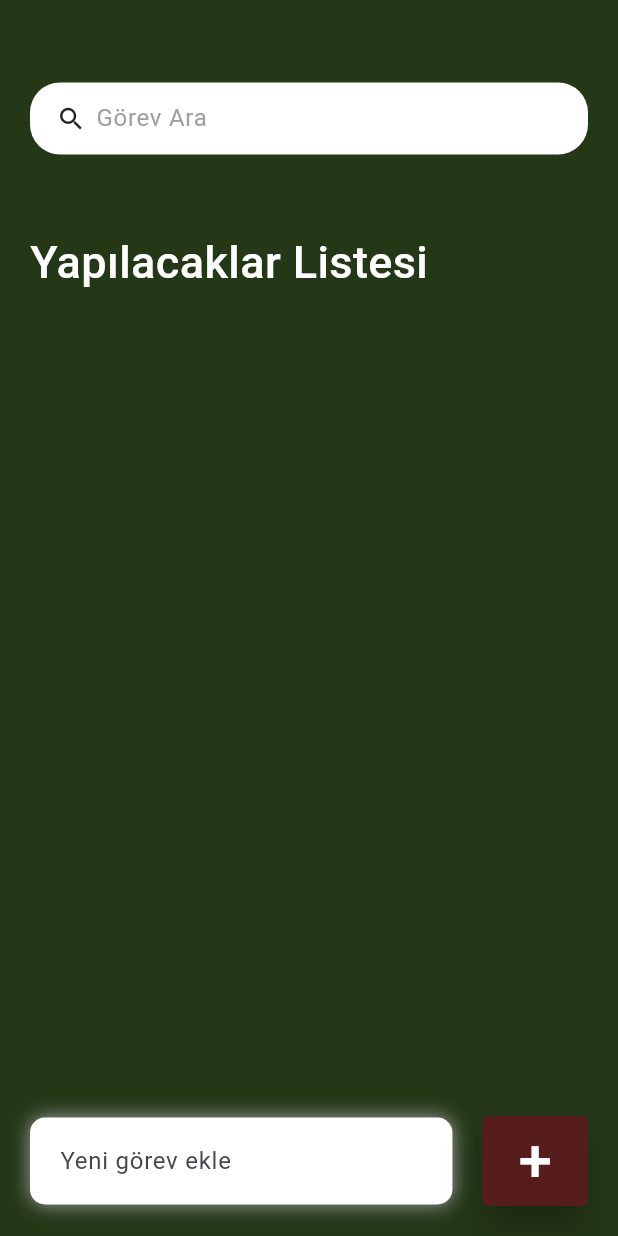
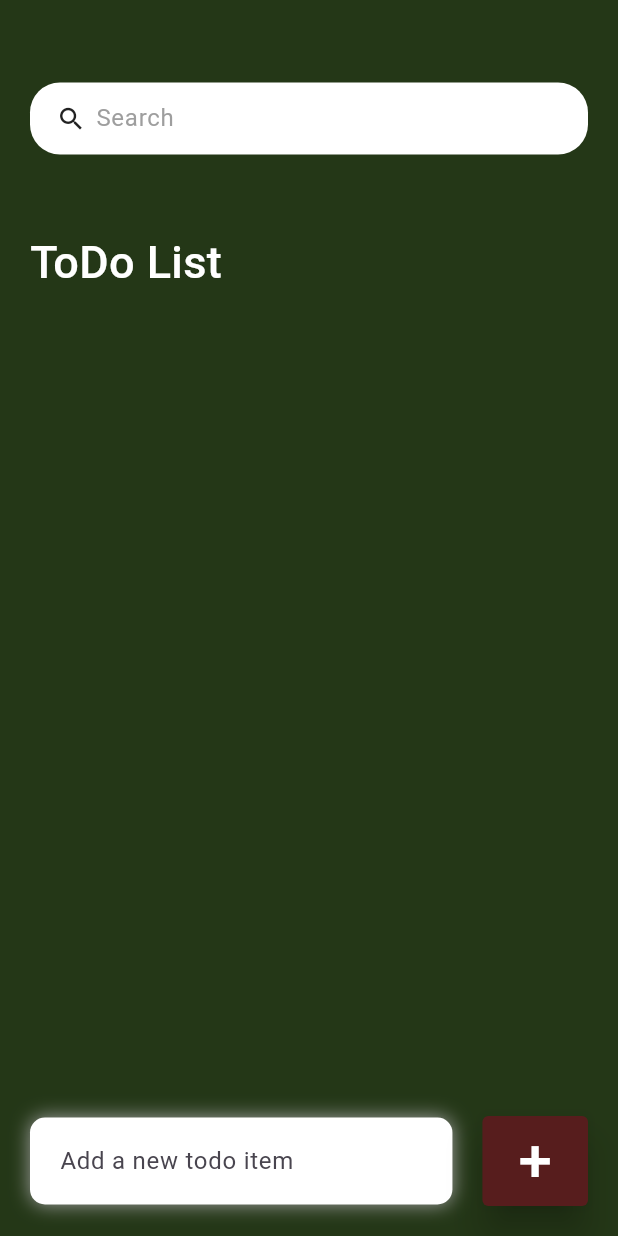
Before and after one commit to ibrahimtspnrr/flutter-todo-app, a Flutter app: the screen it shows after launch, on a phone screen of 412 x 824 dp. Run offline on Flutter 3.47's test engine with Material 3 defaults, Android fonts, the phone set to English and light mode, and no system bars.

Commit message:
updated screenshot and layout

```diff
--- a/flutter-todoapp/lib/screens/home.dart
+++ b/flutter-todoapp/lib/screens/home.dart
@@ -43,7 +43,7 @@ class _HomeState extends State<Home> {
                         bottom: 20,
                       ),
                       child: Text(
-                        "Yapılacaklar Listesi",
+                        "ToDo List",
                         style: TextStyle(
                           fontSize: 30,
                           fontWeight: FontWeight.w500,
@@ -91,7 +91,7 @@ class _HomeState extends State<Home> {
                 child: TextField(
                controller:  _todoController,
                   decoration: InputDecoration(
-                    hintText: "Yeni görev ekle",
+                    hintText: "Add a new todo item ",
                     border: InputBorder.none
 
                   ),
@@ -189,7 +189,7 @@ class _HomeState extends State<Home> {
             minWidth: 25,
           ),
           border: InputBorder.none,
-          hintText: "Görev Ara",// içerideki text belki değişebilir
+          hintText: "Search",// içerideki text belki değişebilir
           hintStyle: TextStyle(color: tdGrey),
 
 
```
Also changed, not shown: flutter-todoapp/flutter-todo-iphone.png, 126 other files.
